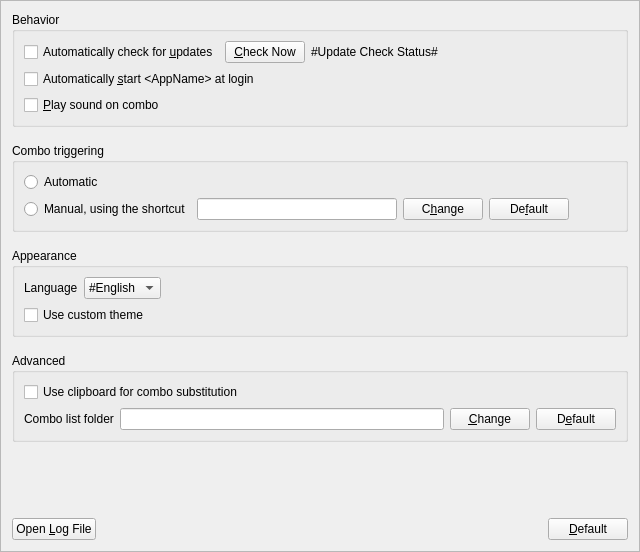
Above: PreferencesFrame.ui from xmichelo/Beeftext before the change. Below: the same form after it.
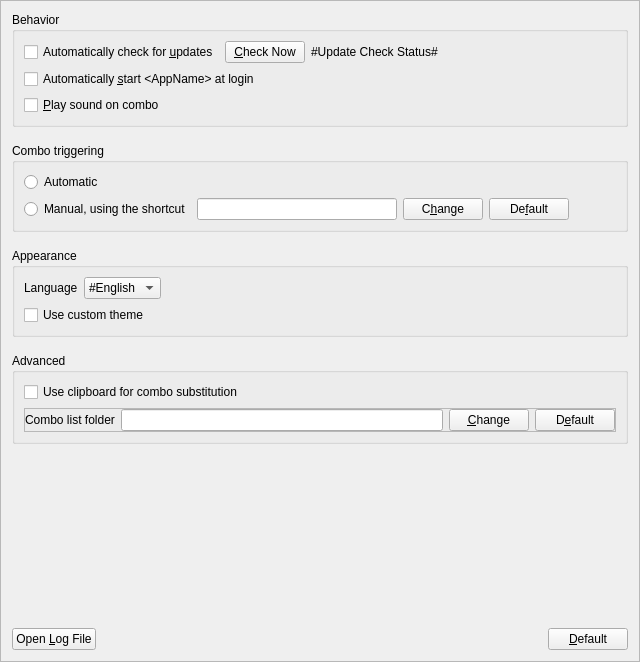
That is the form after the change.

Diff of the .ui file:
```diff
--- a/PreferencesFrame.ui
+++ b/PreferencesFrame.ui
@@ -7,7 +7,7 @@
     <x>0</x>
     <y>0</y>
     <width>640</width>
-    <height>552</height>
+    <height>662</height>
    </rect>
   </property>
   <property name="minimumSize">
@@ -278,7 +278,32 @@
        </widget>
       </item>
       <item>
-       <layout class="QHBoxLayout" name="horizontalLayout_4" stretch="0,0,0,0">
+       <widget class="QFrame" name="frameComboListFolder">
+        <property name="minimumSize">
+         <size>
+          <width>0</width>
+          <height>0</height>
+         </size>
+        </property>
+        <property name="frameShape">
+         <enum>QFrame::StyledPanel</enum>
+        </property>
+        <property name="frameShadow">
+         <enum>QFrame::Raised</enum>
+        </property>
+        <layout class="QHBoxLayout" name="horizontalLayout_3">
+         <property name="leftMargin">
+          <number>0</number>
+         </property>
+         <property name="topMargin">
+          <number>0</number>
+         </property>
+         <property name="rightMargin">
+          <number>0</number>
+         </property>
+         <property name="bottomMargin">
+          <number>0</number>
+         </property>
         <item>
          <widget class="QLabel" name="labelComboListFolder">
           <property name="text">
@@ -308,6 +333,7 @@
          </widget>
         </item>
        </layout>
+       </widget>
       </item>
      </layout>
     </widget>
```
Left out of the diff: 4 changed lines with no effect on the pictures. Lines whose indentation alone changed are shown as unchanged.
